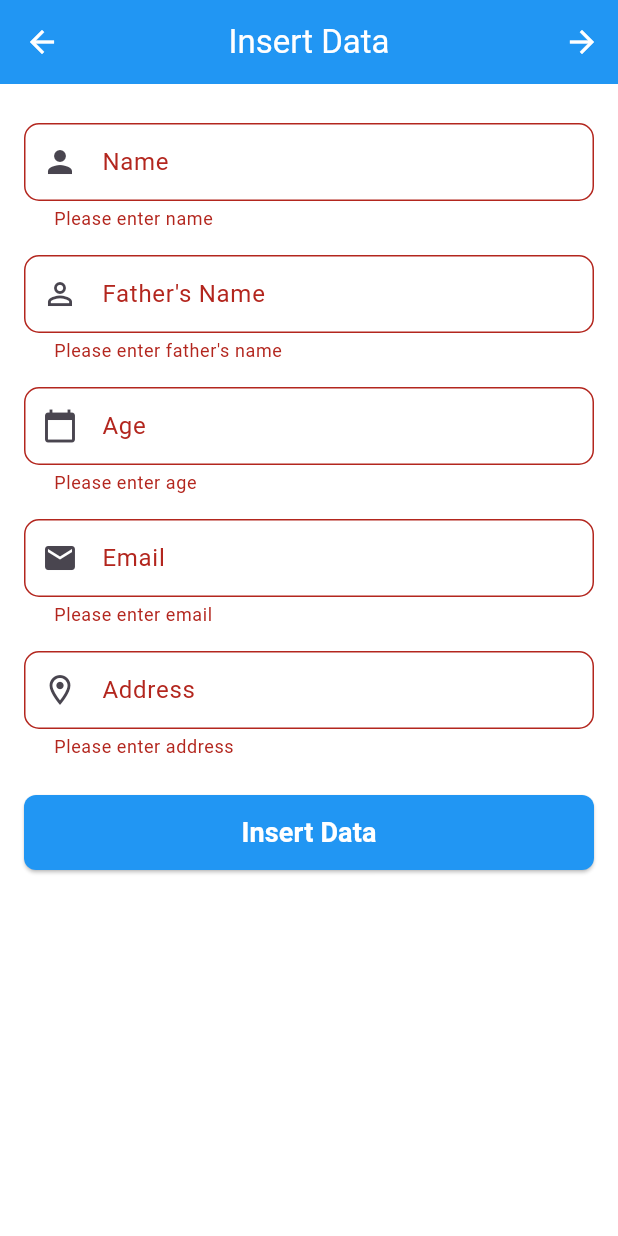
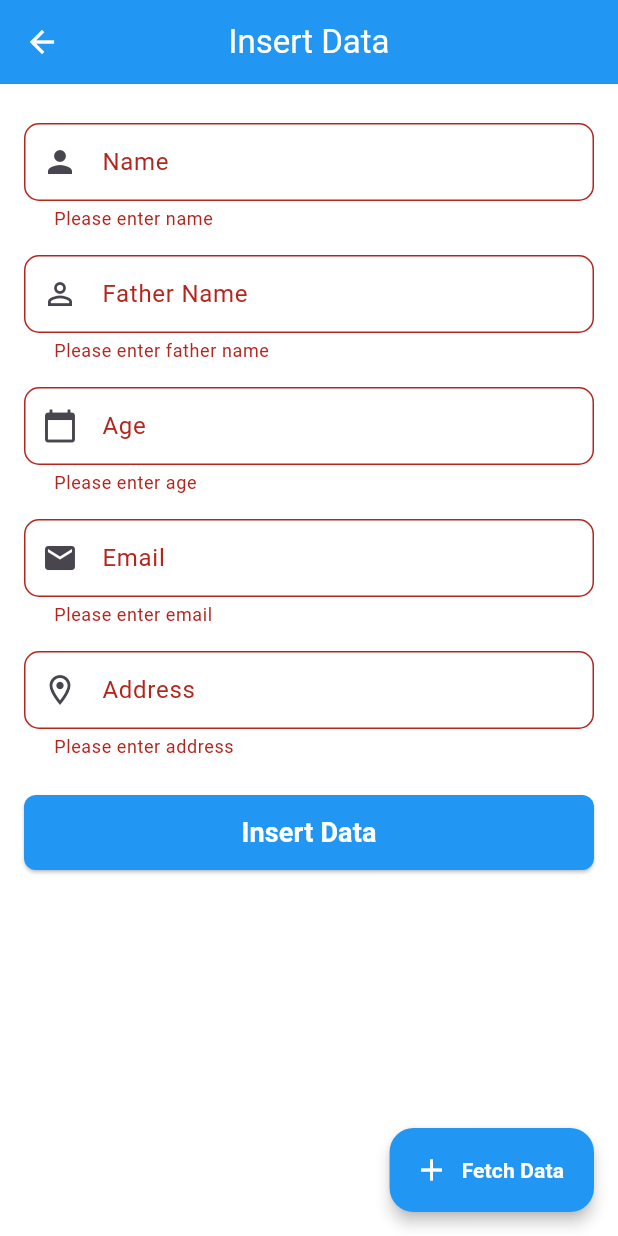
Before and after one commit to MuzammilKhalil789/Firebase23, a Flutter app: the InsertDataScreen screen opened directly, after a tap on "Insert Data", on a phone screen of 412 x 824 dp. Run offline on Flutter 3.47's test engine with Material 3 defaults, Android fonts, the phone set to English and light mode, and no system bars; our stand-ins replace cloud_firestore, firebase_auth, firebase_core; accounts and stored records are empty.

Commit message:
work done

```diff
--- a/lib/screens/insert_data_screen.dart
+++ b/lib/screens/insert_data_screen.dart
@@ -1,9 +1,8 @@
 import 'package:cloud_firestore/cloud_firestore.dart';
+import 'package:firebase/Components/Textfield.dart';
 import 'package:firebase/screens/fetch_data_screen.dart';
 import 'package:firebase_auth/firebase_auth.dart';
 import 'package:flutter/material.dart';
-import '../Components/Textfield.dart';
-// Reusable TextField Import
 
 class InsertDataScreen extends StatefulWidget {
   const InsertDataScreen({super.key});
@@ -18,7 +17,7 @@ class _InsertDataScreenState extends State<InsertDataScreen> {
   final _fnameController = TextEditingController();
   final _ageController = TextEditingController();
   final _emailController = TextEditingController();
-  final _addresscontroller = TextEditingController();
+  final _addressControler = TextEditingController();
   bool isLoading = false;
 
   @override
@@ -27,7 +26,7 @@ class _InsertDataScreenState extends State<InsertDataScreen> {
     _fnameController.dispose();
     _ageController.dispose();
     _emailController.dispose();
-    _addresscontroller.dispose();
+    _addressControler.dispose();
     super.dispose();
   }
 
@@ -36,21 +35,23 @@ class _InsertDataScreenState extends State<InsertDataScreen> {
     return Scaffold(
       backgroundColor: Colors.white,
       appBar: AppBar(
-        title: const Text('Insert Data'),
+        title: Text('Insert Data'),
         backgroundColor: Colors.blue,
         foregroundColor: Colors.white,
         centerTitle: true,
-        actions: [
-          IconButton(
+      ),
+      floatingActionButton: FloatingActionButton.extended(
+        backgroundColor: Colors.blue,
+        foregroundColor: Colors.white,
+        elevation: 4,
         onPressed: () {
           Navigator.push(
             context,
             MaterialPageRoute(builder: (context) => const FetchDataScreen()),
           );
         },
-            icon: const Icon(Icons.arrow_forward),
-          ),
-        ],
+        icon: const Icon(Icons.add),
+        label: const Text('Fetch Data', style: TextStyle(fontWeight: FontWeight.bold)),
       ),
       body: SingleChildScrollView(
         padding: const EdgeInsets.all(16.0),
@@ -58,9 +59,7 @@ class _InsertDataScreenState extends State<InsertDataScreen> {
           key: _formKey,
           child: Column(
             children: [
-              const SizedBox(height: 10),
-
-              // Name Field (Reusable)
+              SizedBox(height: 10),
               CustomTextField(
                 controller: _nameController,
                 labelText: 'Name',
@@ -73,30 +72,26 @@ class _InsertDataScreenState extends State<InsertDataScreen> {
                   return null;
                 },
               ),
-              const SizedBox(height: 16),
-
-              // Father's Name Field (Reusable)
+              SizedBox(height: 16),
               CustomTextField(
                 controller: _fnameController,
-                labelText: "Father's Name",
-                hintText: "Enter father's name",
+                labelText: 'Father Name',
+                hintText: 'Enter father name',
                 prefixIcon: Icons.person_outline,
                 validator: (value) {
                   if (value == null || value.trim().isEmpty) {
-                    return "Please enter father's name";
+                    return 'Please enter father name';
                   }
                   return null;
                 },
               ),
-              const SizedBox(height: 16),
-
-              // Age Field (Reusable)
+              SizedBox(height: 16),
               CustomTextField(
                 controller: _ageController,
+                keyboardType: TextInputType.number,
                 labelText: 'Age',
                 hintText: 'Enter your age',
                 prefixIcon: Icons.calendar_today,
-                keyboardType: TextInputType.number,
                 validator: (value) {
                   if (value == null || value.trim().isEmpty) {
                     return 'Please enter age';
@@ -104,9 +99,7 @@ class _InsertDataScreenState extends State<InsertDataScreen> {
                   return null;
                 },
               ),
-              const SizedBox(height: 16),
-
-              // Email Field (Reusable)
+              SizedBox(height: 16),
               CustomTextField(
                 controller: _emailController,
                 labelText: 'Email',
@@ -120,11 +113,9 @@ class _InsertDataScreenState extends State<InsertDataScreen> {
                   return null;
                 },
               ),
-              const SizedBox(height: 16),
-
-              // Address Field (Reusable)
+              SizedBox(height: 16),
               CustomTextField(
-                controller: _addresscontroller,
+                controller: _addressControler,
                 labelText: 'Address',
                 hintText: 'Enter your address',
                 prefixIcon: Icons.location_on_outlined,
@@ -135,14 +126,10 @@ class _InsertDataScreenState extends State<InsertDataScreen> {
                   return null;
                 },
               ),
-              const SizedBox(height: 24),
-
-              // Submit Button
-              isLoading
-                  ? const Center(child: CircularProgressIndicator())
-                  : SizedBox(
+              SizedBox(height: 24),
+              SizedBox(
+                height: 50,
                 width: double.infinity,
-                height: 50,
                 child: ElevatedButton(
                   style: ElevatedButton.styleFrom(
                     backgroundColor: Colors.blue,
@@ -160,33 +147,28 @@ class _InsertDataScreenState extends State<InsertDataScreen> {
                       final nav = Navigator.of(context);
                       try {
                         String userId = FirebaseAuth.instance.currentUser!.uid;
-
                         await FirebaseFirestore.instance
                             .collection(userId)
                             .add({
                               'name': _nameController.text.trim(),
                               'fname': _fnameController.text.trim(),
                               'age': _ageController.text.trim(),
-                          'email': _emailController.text.trim(),
-                          'address': _addresscontroller.text.trim(),
+                              'address': _addressControler.text.trim(),
                               'timestamp': FieldValue.serverTimestamp(),
                               'userId': userId,
                             });
-
                         if (!mounted) return;
                         setState(() {
                           isLoading = false;
                         });
-
                         _nameController.clear();
                         _fnameController.clear();
                         _ageController.clear();
+                        _addressControler.clear();
                         _emailController.clear();
-                        _addresscontroller.clear();
-
                         scaffoldMessenger.showSnackBar(
-                          const SnackBar(
-                            content: Text('Data Inserted Successfully!'),
+                          SnackBar(
+                            content: Text('Data Inserted Successfully'),
                             backgroundColor: Colors.green,
                             behavior: SnackBarBehavior.floating,
                           ),
@@ -209,7 +191,7 @@ class _InsertDataScreenState extends State<InsertDataScreen> {
                       }
                     }
                   },
-                  child: const Text(
+                  child: Text(
                     'Insert Data',
                     style: TextStyle(
                       color: Colors.white,
```
Lines whose indentation alone changed are shown as unchanged.
